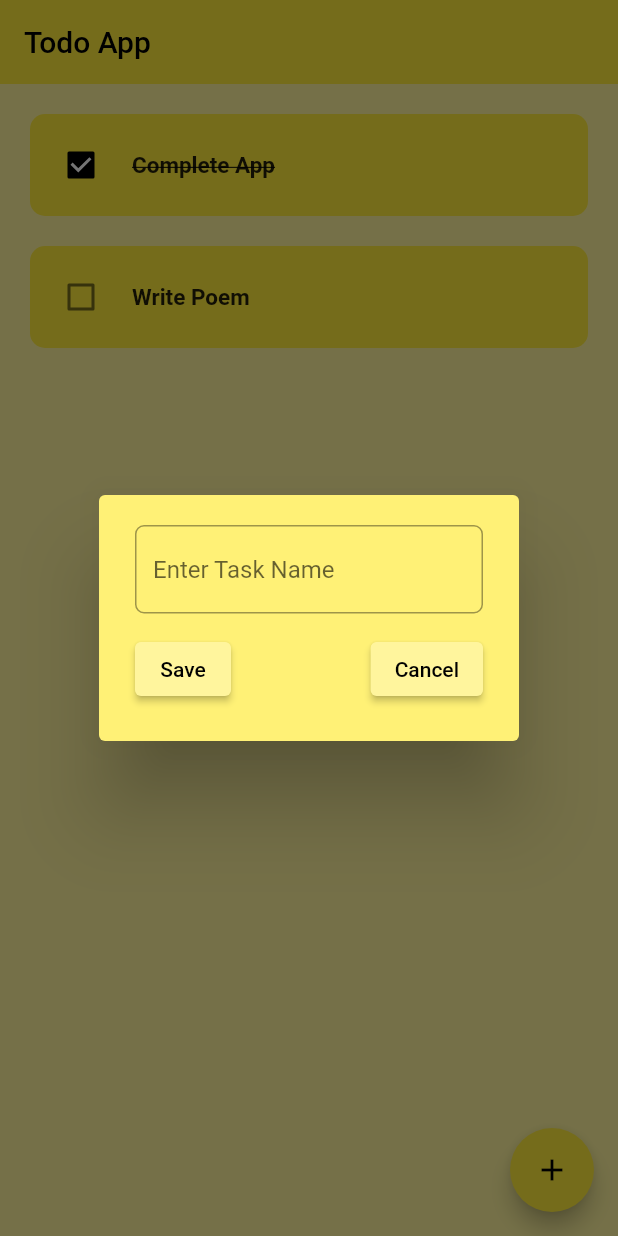
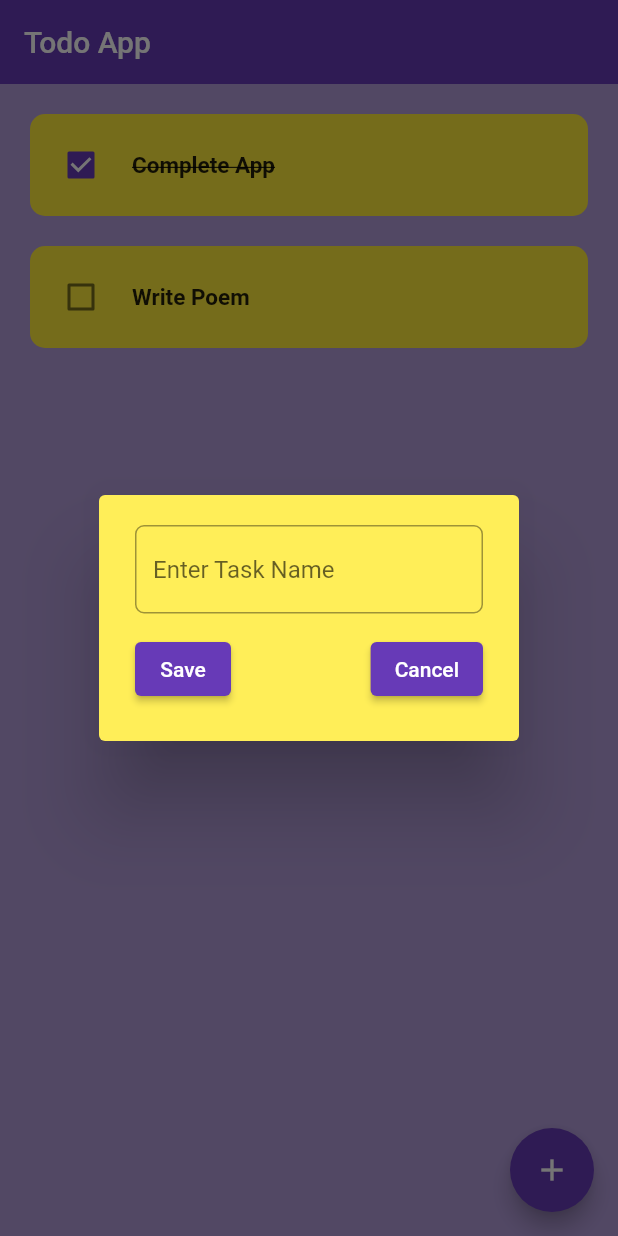
Before and after one commit to ECOMAN003/overmind, a Flutter app: the screen it shows after launch, after a tap on the "add" icon, on a phone screen of 412 x 824 dp. Run offline on Flutter 3.47's test engine with Material 3 defaults, Android fonts, the phone set to English and light mode, and no system bars.

Commit message:
changed some colors and tweaked some things

```diff
--- a/lib/main.dart
+++ b/lib/main.dart
@@ -16,7 +16,7 @@ class MyApp extends StatelessWidget {
       title: 'Todo App',
       home: HomePage(),
       theme: ThemeData(
-        primarySwatch: Colors.yellow,
+        primarySwatch: Colors.deepPurple,
         useMaterial3: false,
         textTheme: TextTheme(
           bodyLarge: TextStyle(fontWeight: FontWeight.bold),
--- a/lib/pages/home_page.dart
+++ b/lib/pages/home_page.dart
@@ -36,7 +36,7 @@ class _HomePageState extends State<HomePage> {
   @override
   Widget build(BuildContext context) {
     return Scaffold(
-      backgroundColor: Colors.yellow[200],
+      backgroundColor: Colors.deepPurple[200],
       appBar: AppBar(title: Text('Todo App'), elevation: 0),
       floatingActionButton: FloatingActionButton(
         onPressed: () => createNewTask("New Task"),
--- a/lib/utils/dialog_box.dart
+++ b/lib/utils/dialog_box.dart
@@ -8,7 +8,7 @@ class DialogBox extends StatelessWidget {
   @override
   Widget build(BuildContext context) {
     return AlertDialog(
-      backgroundColor: Colors.yellow[300],
+      backgroundColor: Colors.yellow[400],
       content: Container(
         height: 120,
         decoration: BoxDecoration(borderRadius: BorderRadius.circular(10)),
@@ -30,18 +30,14 @@ class DialogBox extends StatelessWidget {
                 ElevatedButton(
                   onPressed: () {},
                   style: ButtonStyle(
-                    backgroundColor: WidgetStateProperty.all(
-                      Colors.yellow[200],
-                    ),
+                    backgroundColor: WidgetStateProperty.all(Colors.deepPurple),
                   ),
                   child: Text('Save'),
                 ),
                 ElevatedButton(
                   onPressed: () {},
                   style: ButtonStyle(
-                    backgroundColor: WidgetStateProperty.all(
-                      Colors.yellow[200],
-                    ),
+                    backgroundColor: WidgetStateProperty.all(Colors.deepPurple),
                   ),
                   child: Text('Cancel'),
                 ),
--- a/lib/utils/todo_tile.dart
+++ b/lib/utils/todo_tile.dart
@@ -30,7 +30,7 @@ class TodoTile extends StatelessWidget {
             Checkbox(
               value: isCompleted,
               onChanged: onCheckboxChanged,
-              activeColor: Colors.black,
+              activeColor: Colors.deepPurple,
             ),
             const SizedBox(width: 10),
 
```
